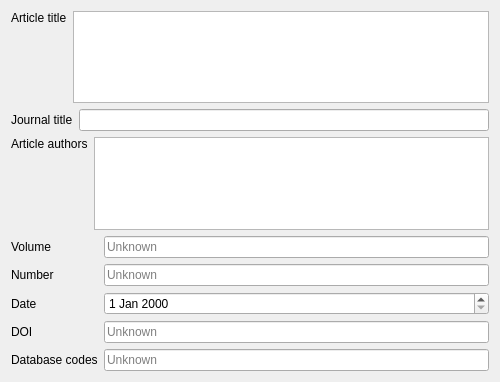
This is iraspa/iraspagui/infocitationform.ui in iRASPA/iRASPA-QT as Qt 5 draws it before an edit. The edited form follows.
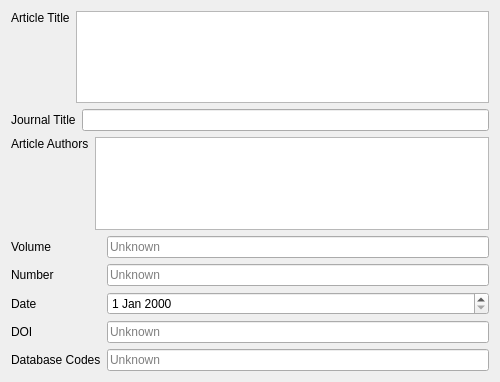
This is the edited form.

The edit to the form file:
```diff
--- a/iraspa/iraspagui/infocitationform.ui
+++ b/iraspa/iraspagui/infocitationform.ui
@@ -19,7 +19,7 @@
      <item>
       <widget class="QLabel" name="label_7">
        <property name="text">
-        <string>Article title</string>
+        <string>Article Title</string>
        </property>
        <property name="alignment">
         <set>Qt::AlignLeading|Qt::AlignLeft|Qt::AlignTop</set>
@@ -38,7 +38,7 @@
        <item>
         <widget class="QLabel" name="label">
          <property name="text">
-          <string>Journal title</string>
+          <string>Journal Title</string>
          </property>
         </widget>
        </item>
@@ -56,7 +56,7 @@
        <item>
         <widget class="QLabel" name="label_8">
          <property name="text">
-          <string>Article authors</string>
+          <string>Article Authors</string>
          </property>
          <property name="alignment">
           <set>Qt::AlignLeading|Qt::AlignLeft|Qt::AlignTop</set>
@@ -101,7 +101,7 @@
        <item row="4" column="0">
         <widget class="QLabel" name="label_6">
          <property name="text">
-          <string>Database codes</string>
+          <string>Database Codes</string>
          </property>
         </widget>
        </item>
```
